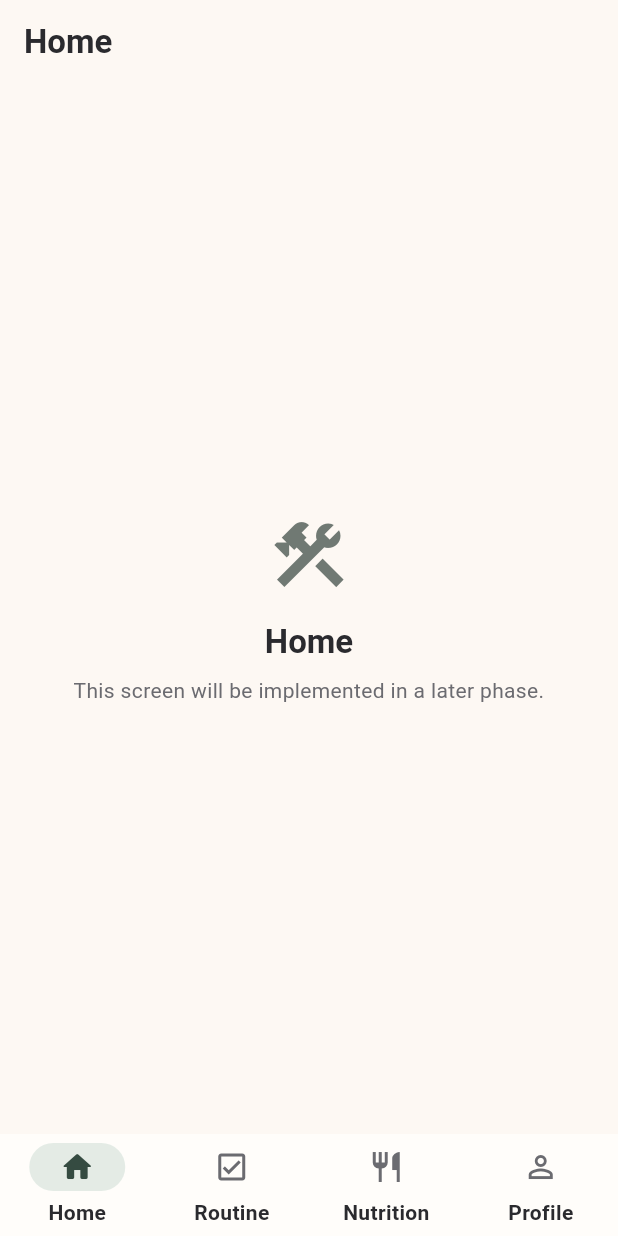
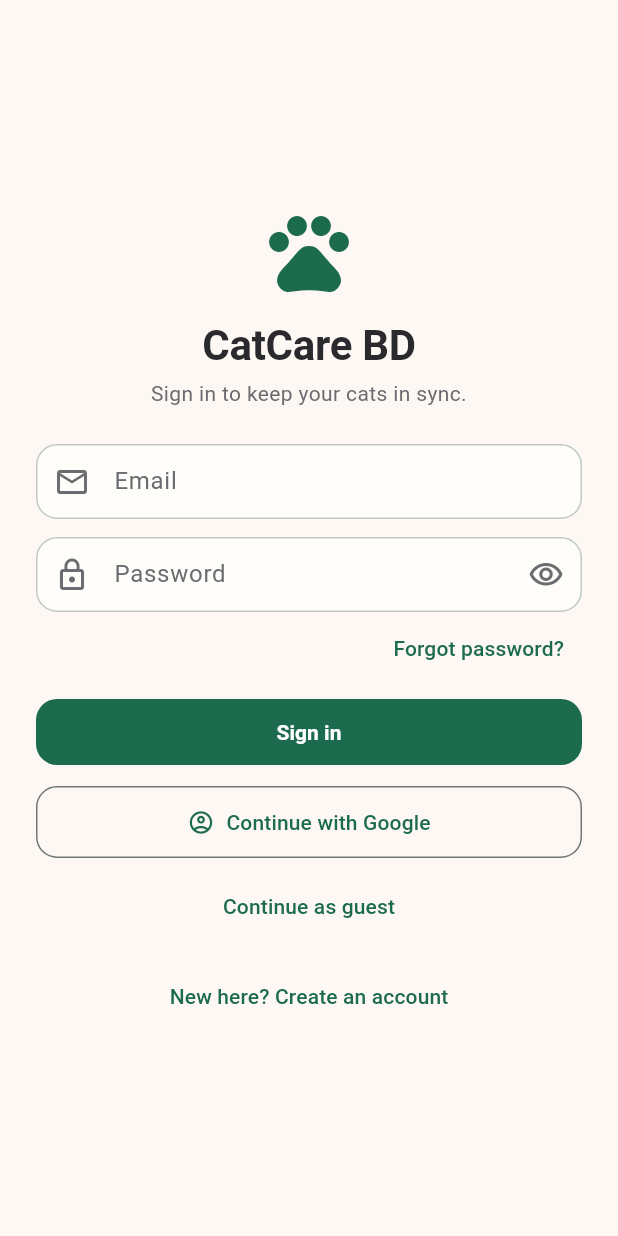
Before and after one commit to Imtiaz-Fuad/Cat-Care, a Flutter app: the screen it shows after launch, on a phone screen of 412 x 824 dp. Run offline on Flutter 3.47's test engine with Material 3 defaults, Android fonts, the phone set to English and light mode, and no system bars; our stand-ins replace cloud_firestore, firebase_auth, firebase_core, firebase_crashlytics, firebase_messaging, firebase_storage and 8 more; accounts and stored records are empty; generated files the repository leaves out were written again.

Commit message:
feat(auth): wire go_router auth gate with Splash + Login
Adds the UI surface for Phase 2 authentication:
- SplashScreen: visible only while AuthStateUnknown; bounces to /login or /home once Firebase resolves
- LoginScreen: email/password (sign-in + sign-up toggle), Google, guest, forgot-password, error banner
- AuthGate: redirect closure consumed by GoRouter (unknown -> splash, unauthed -> login, authed on login/splash -> home)
- AppRouter: now takes AuthProvider via constructor, exposes /splash and /login as top-level routes outside the shell
- main.dart: wires AuthService -> AuthRepository -> AuthProvider and feeds it into AppRouter

Adds nested: ^1.0.0 to dependencies (re-exported by provider; needed for SingleChildWidget import in main.dart).

Layering check still passes.

```diff
--- /dev/null
+++ b/lib/features/authentication/screens/login_screen.dart
@@ -0,0 +1,297 @@
+import 'package:flutter/material.dart';
+import 'package:go_router/go_router.dart';
+import 'package:provider/provider.dart';
+
+import '../../../core/constants/app_constants.dart';
+import '../../../core/errors/app_failure.dart';
+import '../../../routes/app_routes.dart';
+import '../providers/auth_provider.dart';
+
+/// Email + Google + Guest sign-in screen.
+///
+/// State machine:
+///   * [AuthMode.signIn]   — submit calls `signInWithEmail`.
+///   * [AuthMode.signUp]   — submit calls `signUpWithEmail`.
+///
+/// The error banner lives at the top of the form. The submit button
+/// stays enabled while busy so the spinner communicates state, but
+/// tapping it again is a no-op until the in-flight call returns.
+class LoginScreen extends StatefulWidget {
+  const LoginScreen({super.key});
+
+  @override
+  State<LoginScreen> createState() => _LoginScreenState();
+}
+
+enum AuthMode { signIn, signUp }
+
+class _LoginScreenState extends State<LoginScreen> {
+  final GlobalKey<FormState> _formKey = GlobalKey<FormState>();
+  final TextEditingController _email = TextEditingController();
+  final TextEditingController _password = TextEditingController();
+
+  AuthMode _mode = AuthMode.signIn;
+  bool _obscure = true;
+
+  @override
+  void dispose() {
+    _email.dispose();
+    _password.dispose();
+    super.dispose();
+  }
+
+  Future<void> _submit() async {
+    if (!_formKey.currentState!.validate()) return;
+    final AuthProvider auth = context.read<AuthProvider>();
+    await (_mode == AuthMode.signIn
+        ? auth.signInWithEmail(
+            email: _email.text.trim(),
+            password: _password.text,
+          )
+        : auth.signUpWithEmail(
+            email: _email.text.trim(),
+            password: _password.text,
+          ));
+    if (!mounted) return;
+    if (auth.lastError == null) {
+      context.go(AppRoutes.home);
+    }
+  }
+
+  Future<void> _signInWithGoogle() async {
+    final AuthProvider auth = context.read<AuthProvider>();
+    await auth.signInWithGoogle();
+    if (!mounted) return;
+    if (auth.lastError == null) {
+      context.go(AppRoutes.home);
+    }
+  }
+
+  Future<void> _signInAsGuest() async {
+    final AuthProvider auth = context.read<AuthProvider>();
+    await auth.signInAsGuest();
+    if (!mounted) return;
+    if (auth.lastError == null) {
+      context.go(AppRoutes.home);
+    }
+  }
+
+  Future<void> _resetPassword() async {
+    final String value = _email.text.trim();
+    final AuthProvider auth = context.read<AuthProvider>();
+    if (value.isEmpty) {
+      ScaffoldMessenger.of(context).showSnackBar(
+        const SnackBar(content: Text('Enter your email first.')),
+      );
+      return;
+    }
+    await auth.sendPasswordReset(email: value);
+    if (!mounted) return;
+    final AppFailure? err = auth.lastError;
+    ScaffoldMessenger.of(context).showSnackBar(
+      SnackBar(
+        content: Text(
+          err == null
+              ? 'Password-reset email sent to $value.'
+              : 'Couldn\'t send reset email: ${err.message}',
+        ),
+      ),
+    );
+  }
+
+  @override
+  Widget build(BuildContext context) {
+    final ColorScheme scheme = Theme.of(context).colorScheme;
+    final TextTheme text = Theme.of(context).textTheme;
+    return Consumer<AuthProvider>(
+      builder: (BuildContext context, AuthProvider auth, _) {
+        final bool busy = auth.isBusy;
+        return Scaffold(
+          body: SafeArea(
+            child: Center(
+              child: SingleChildScrollView(
+                padding: const EdgeInsets.symmetric(
+                  horizontal: 24,
+                  vertical: 32,
+                ),
+                child: ConstrainedBox(
+                  constraints: const BoxConstraints(maxWidth: 420),
+                  child: Form(
+                    key: _formKey,
+                    autovalidateMode: AutovalidateMode.onUserInteraction,
+                    child: Column(
+                      crossAxisAlignment: CrossAxisAlignment.stretch,
+                      children: <Widget>[
+                        Icon(Icons.pets, size: 64, color: scheme.primary),
+                        const SizedBox(height: 12),
+                        Text(
+                          AppConstants.appName,
+                          textAlign: TextAlign.center,
+                          style: text.headlineMedium,
+                        ),
+                        const SizedBox(height: 4),
+                        Text(
+                          _mode == AuthMode.signIn
+                              ? 'Sign in to keep your cats in sync.'
+                              : 'Create an account to back up your data.',
+                          textAlign: TextAlign.center,
+                          style: text.bodyMedium?.copyWith(
+                            color: scheme.onSurfaceVariant,
+                          ),
+                        ),
+                        if (auth.lastError != null) ...<Widget>[
+                          const SizedBox(height: 16),
+                          _ErrorBanner(message: auth.lastError!.message),
+                        ],
+                        const SizedBox(height: 24),
+                        TextFormField(
+                          controller: _email,
+                          enabled: !busy,
+                          keyboardType: TextInputType.emailAddress,
+                          autofillHints: const <String>[AutofillHints.email],
+                          textInputAction: TextInputAction.next,
+                          decoration: const InputDecoration(
+                            labelText: 'Email',
+                            prefixIcon: Icon(Icons.mail_outline),
+                          ),
+                          validator: (String? value) {
+                            final String? v = value?.trim();
+                            if (v == null || v.isEmpty) {
+                              return 'Enter your email.';
+                            }
+                            if (!v.contains('@')) return 'Email looks invalid.';
+                            return null;
+                          },
+                        ),
+                        const SizedBox(height: 12),
+                        TextFormField(
+                          controller: _password,
+                          enabled: !busy,
+                          obscureText: _obscure,
+                          autofillHints: _mode == AuthMode.signIn
+                              ? const <String>[AutofillHints.password]
+                              : const <String>[
+                                  AutofillHints.newPassword,
+                                ],
+                          textInputAction: TextInputAction.done,
+                          onFieldSubmitted: (_) => _submit(),
+                          decoration: InputDecoration(
+                            labelText: 'Password',
+                            prefixIcon: const Icon(Icons.lock_outline),
+                            suffixIcon: IconButton(
+                              tooltip: _obscure ? 'Show' : 'Hide',
+                              icon: Icon(
+                                _obscure
+                                    ? Icons.visibility_outlined
+                                    : Icons.visibility_off_outlined,
+                              ),
+                              onPressed: busy
+                                  ? null
+                                  : () =>
+                                      setState(() => _obscure = !_obscure),
+                            ),
+                          ),
+                          validator: (String? value) {
+                            if (value == null || value.isEmpty) {
+                              return 'Enter your password.';
+                            }
+                            if (_mode == AuthMode.signUp && value.length < 8) {
+                              return 'Use at least 8 characters.';
+                            }
+                            return null;
+                          },
+                        ),
+                        if (_mode == AuthMode.signIn) ...<Widget>[
+                          Align(
+                            alignment: AlignmentDirectional.centerEnd,
+                            child: TextButton(
+                              onPressed: busy ? null : _resetPassword,
+                              child: const Text('Forgot password?'),
+                            ),
+                          ),
+                        ],
+                        const SizedBox(height: 8),
+                        FilledButton(
+                          onPressed: busy ? null : _submit,
+                          child: busy
+                              ? const SizedBox(
+                                  width: 18,
+                                  height: 18,
+                                  child: CircularProgressIndicator(
+                                    strokeWidth: 2,
+                                  ),
+                                )
+                              : Text(
+                                  _mode == AuthMode.signIn
+                                      ? 'Sign in'
+                                      : 'Create account',
+                                ),
+                        ),
+                        const SizedBox(height: 12),
+                        OutlinedButton.icon(
+                          onPressed: busy ? null : _signInWithGoogle,
+                          icon: const Icon(Icons.account_circle_outlined),
+                          label: const Text('Continue with Google'),
+                        ),
+                        const SizedBox(height: 8),
+                        TextButton(
+                          onPressed: busy ? null : _signInAsGuest,
+                          child: const Text('Continue as guest'),
+                        ),
+                        const SizedBox(height: 12),
+                        TextButton(
+                          onPressed: busy
+                              ? null
+                              : () => setState(() {
+                                    _mode = _mode == AuthMode.signIn
+                                        ? AuthMode.signUp
+                                        : AuthMode.signIn;
+                                  }),
+                          child: Text(
+                            _mode == AuthMode.signIn
+                                ? 'New here? Create an account'
+                                : 'Already have an account? Sign in',
+                          ),
+                        ),
+                      ],
+                    ),
+                  ),
+                ),
+              ),
+            ),
+          ),
+        );
+      },
+    );
+  }
+}
+
+class _ErrorBanner extends StatelessWidget {
+  const _ErrorBanner({required this.message});
+  final String message;
+
+  @override
+  Widget build(BuildContext context) {
+    final ColorScheme scheme = Theme.of(context).colorScheme;
+    return Container(
+      padding: const EdgeInsets.all(12),
+      decoration: BoxDecoration(
+        color: scheme.errorContainer,
+        borderRadius: BorderRadius.circular(12),
+      ),
+      child: Row(
+        crossAxisAlignment: CrossAxisAlignment.start,
+        children: <Widget>[
+          Icon(Icons.error_outline, color: scheme.onErrorContainer),
+          const SizedBox(width: 8),
+          Expanded(
+            child: Text(
+              message,
+              style: TextStyle(color: scheme.onErrorContainer),
+            ),
+          ),
+        ],
+      ),
+    );
+  }
+}
--- /dev/null
+++ b/lib/features/authentication/widgets/auth_gate.dart
@@ -0,0 +1,58 @@
+import 'package:flutter/widgets.dart';
+import 'package:go_router/go_router.dart';
+
+import '../../../routes/app_routes.dart';
+import '../models/auth_state.dart';
+import '../providers/auth_provider.dart';
+
+/// Auth gate helpers. The router owns the actual redirect policy.
+///
+/// Two pieces:
+///   * [buildRedirect] — pure function consumed by `GoRouter`'s
+///     `redirect` callback. It consults the latest [AuthState]
+///     captured in a closure (rather than reading the provider from
+///     `context`, which isn't available inside `redirect`).
+///   * [refreshListenable] — the [AuthProvider] instance, so go_router
+///     re-runs the redirect on every auth transition.
+class AuthGate {
+  AuthGate._();
+
+  /// Builds the redirect callback for `GoRouter.redirect`. The
+  /// provider is captured by reference so the closure always reads
+  /// the latest state when go_router invokes it.
+  static String Function(BuildContext, GoRouterState) buildRedirect(
+    AuthProvider provider,
+  ) {
+    return (BuildContext context, GoRouterState state) {
+      final AuthState current = provider.state;
+      final String loc = state.matchedLocation;
+
+      // 1. While Firebase is still resolving, force every navigation
+      //    through the splash screen (which owns its own loading UI).
+      if (current is AuthStateUnknown) {
+        return loc == AppRoutes.splash ? loc : AppRoutes.splash;
+      }
+
+      final bool authed =
+          current is AuthStateAuthenticated || current is AuthStateGuest;
+
+      // 2. Unauthenticated user trying to reach a protected route:
+      //    bounce to /login (but keep /splash so we don't fight
+      //    itself on cold-start).
+      if (!authed &&
+          loc != AppRoutes.login &&
+          loc != AppRoutes.splash) {
+        return AppRoutes.login;
+      }
+
+      // 3. Authenticated user hitting the login screen: send them
+      //    home. Same for splash.
+      if (authed &&
+          (loc == AppRoutes.login || loc == AppRoutes.splash)) {
+        return AppRoutes.home;
+      }
+
+      return loc;
+    };
+  }
+}
--- a/lib/main.dart
+++ b/lib/main.dart
@@ -1,9 +1,14 @@
 import 'package:flutter/material.dart';
+import 'package:nested/nested.dart';
+import 'package:provider/provider.dart';
 
 import 'core/constants/app_constants.dart';
 import 'core/services/app_logger.dart';
+import 'core/services/auth_service.dart';
 import 'core/services/firebase_bootstrap.dart';
 import 'core/theme/app_theme.dart';
+import 'features/authentication/providers/auth_provider.dart';
+import 'features/authentication/repositories/auth_repository.dart';
 import 'routes/app_router.dart';
 
 Future<void> main() async {
@@ -13,10 +18,55 @@ Future<void> main() async {
   runApp(const CatCareApp());
 }
 
-/// Root widget. Theme and routing are wired here; providers are added in
-/// Phase 2 (AuthProvider) and beyond.
-class CatCareApp extends StatelessWidget {
+/// Root widget. Wires:
+///   * [AuthService] (platform singleton)
+///   * [AuthRepository] (auth-service → auth-state)
+///   * [AuthProvider] (ChangeNotifier consumed by go_router +
+///     screens)
+/// then hands the [AuthProvider] to [AppRouter.build] so go_router
+/// can listen to its state machine.
+class CatCareApp extends StatefulWidget {
   const CatCareApp({super.key});
+
+  @override
+  State<CatCareApp> createState() => _CatCareAppState();
+}
+
+class _CatCareAppState extends State<CatCareApp> {
+  late final AuthService _authService;
+  late final AuthRepository _authRepository;
+  late final AuthProvider _authProvider;
+
+  @override
+  void initState() {
+    super.initState();
+    _authService = AuthService();
+    _authRepository = AuthRepository(service: _authService);
+    _authProvider = AuthProvider(repository: _authRepository);
+  }
+
+  @override
+  void dispose() {
+    _authProvider.dispose();
+    super.dispose();
+  }
+
+  @override
+  Widget build(BuildContext context) {
+    return MultiProvider(
+      providers: <SingleChildWidget>[
+        // Repositories first so providers can depend on them.
+        Provider<AuthRepository>.value(value: _authRepository),
+        ChangeNotifierProvider<AuthProvider>.value(value: _authProvider),
+      ],
+      child: _AppRouterHost(authProvider: _authProvider),
+    );
+  }
+}
+
+class _AppRouterHost extends StatelessWidget {
+  const _AppRouterHost({required this.authProvider});
+  final AuthProvider authProvider;
 
   @override
   Widget build(BuildContext context) {
@@ -26,7 +76,7 @@ class CatCareApp extends StatelessWidget {
       theme: AppTheme.light(),
       darkTheme: AppTheme.dark(),
       themeMode: ThemeMode.system,
-      routerConfig: AppRouter.build(),
+      routerConfig: AppRouter.build(authProvider: authProvider),
     );
   }
 }
--- a/pubspec.yaml
+++ b/pubspec.yaml
@@ -15,6 +15,7 @@ dependencies:
   # Cross-platform UI / state / navigation
   cupertino_icons: ^1.0.8
   provider: ^6.1.2
+  nested: ^1.0.0
   go_router: ^14.6.2
 
   # Networking + logging + image cache
```
Also changed, not shown: lib/features/authentication/screens/splash_screen.dart (added, +60 -0 lines), lib/routes/app_router.dart (+25 -14 lines).
